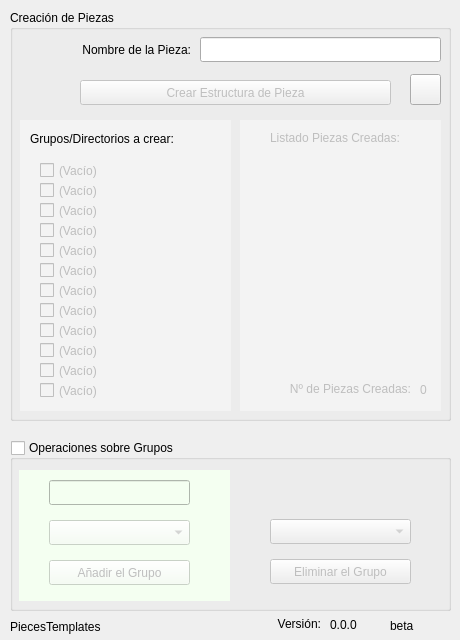
First picture: the form in Utility/PiecesTemplates/ui/PiecesTemplates.ui, repository FreeCAD/FreeCAD-macros, before the edit.
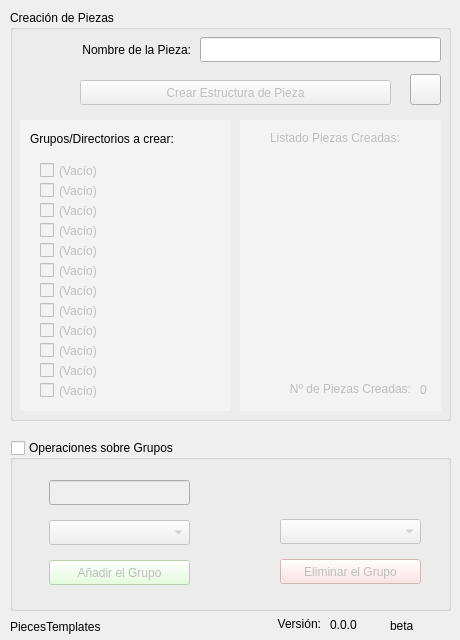
Second picture: the form after the edit. Icons and pictures are not drawn.

Commit message:
[PiecesTemplates] Interface improvement
Update UI

Patch:
```diff
--- a/Utility/PiecesTemplates/ui/PiecesTemplates.ui
+++ b/Utility/PiecesTemplates/ui/PiecesTemplates.ui
@@ -89,7 +89,7 @@
      </rect>
     </property>
     <property name="styleSheet">
-     <string notr="true">background-color: rgb(244, 255, 241);</string>
+     <string notr="true">;</string>
     </property>
     <widget class="QPushButton" name="anadirGrupo">
      <property name="geometry">
@@ -100,6 +100,9 @@
        <height>25</height>
       </rect>
      </property>
+     <property name="styleSheet">
+      <string notr="true">background-color: rgb(222, 253, 214);</string>
+     </property>
      <property name="text">
       <string>Añadir el Grupo</string>
      </property>
@@ -140,7 +143,7 @@
     <widget class="QComboBox" name="comboEliminarGrupo">
      <property name="geometry">
       <rect>
-       <x>30</x>
+       <x>40</x>
        <y>50</y>
        <width>141</width>
        <height>25</height>
@@ -150,12 +153,15 @@
     <widget class="QPushButton" name="eliminarGrupo">
      <property name="geometry">
       <rect>
-       <x>30</x>
+       <x>40</x>
        <y>90</y>
        <width>141</width>
        <height>25</height>
       </rect>
      </property>
+     <property name="styleSheet">
+      <string notr="true">background-color: rgb(255, 220, 220);</string>
+     </property>
      <property name="text">
       <string>Eliminar el Grupo</string>
      </property>
```
Left out of the diff: 3 changed lines with no effect on the pictures.
